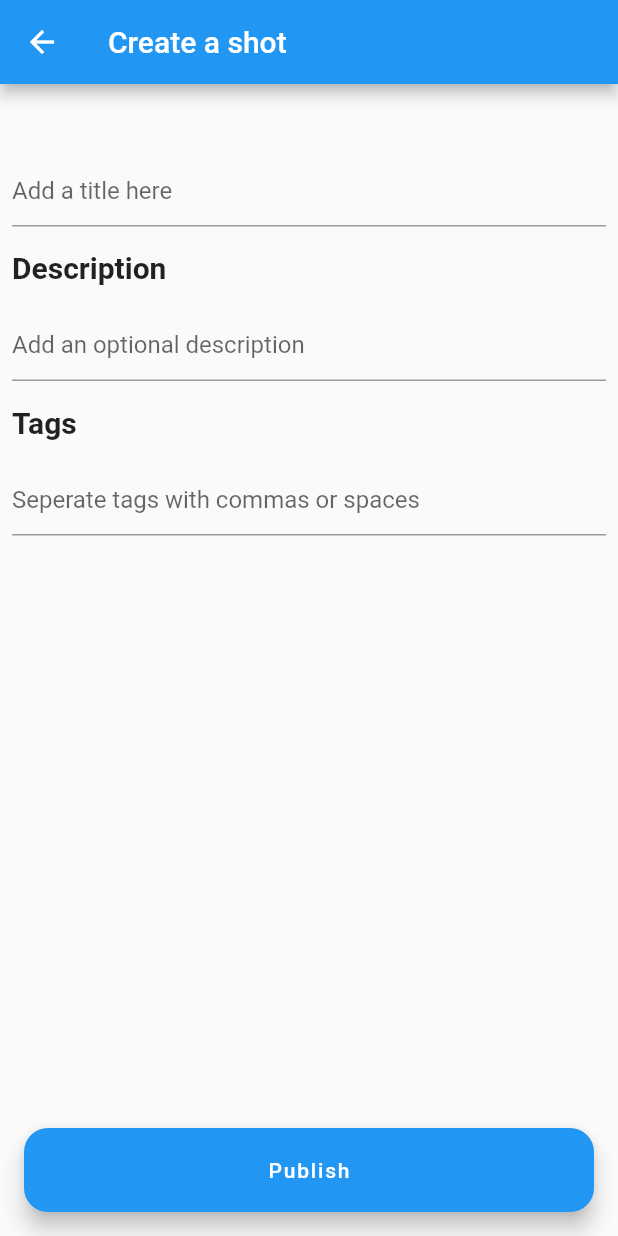
After one commit to ambushwork/Flutter_Dribbble, a Flutter app: the CreateShotPage screen opened by its route, on a phone screen of 412 x 824 dp. The commit adds this screen. Run offline on Flutter 3.47's test engine with Material 2 defaults, Android fonts, the light colour scheme and no system bars; our stand-ins replace flutter_html, shared_preferences, webview_flutter; missing offline and left inert: flutter_web_auth; accounts and stored records are empty.

Commit message:
Add Create shot page

```diff
--- /dev/null
+++ b/lib/create_shot.dart
@@ -0,0 +1,71 @@
+import 'package:flutter/material.dart';
+
+class CreateShotPage extends StatelessWidget {
+  @override
+  Widget build(BuildContext context) {
+    return Scaffold(
+      appBar: AppBar(
+        title: Text("Create a shot"),
+      ),
+      body: new Stack(
+        alignment: AlignmentDirectional.bottomStart,
+        children: <Widget>[
+          new Column(
+            children: <Widget>[
+              MyInputField(
+                inputHint: "Add a title here",
+              ),
+              MyInputField(
+                title: "Description",
+                inputHint: "Add an optional description",
+              ),
+              MyInputField(
+                title: "Tags",
+                inputHint: "Seperate tags with commas or spaces",
+              ),
+            ],
+          ),
+          SizedBox(
+              width: double.infinity,
+              child: Container(
+                padding: EdgeInsets.all(16),
+                child: FloatingActionButton(
+                  onPressed: () {},
+                  child: Text("Publish"),
+                  shape: RoundedRectangleBorder(
+                      borderRadius: BorderRadius.all(Radius.circular(16))),
+                ),
+              )),
+        ],
+      ),
+    );
+  }
+}
+
+class MyInputField extends StatelessWidget {
+  String title;
+  String inputHint;
+
+  MyInputField({this.title, this.inputHint});
+
+  @override
+  Widget build(BuildContext context) {
+    return new Column(
+      crossAxisAlignment: CrossAxisAlignment.start,
+      children: <Widget>[
+        new Container(
+          padding: EdgeInsets.all(8),
+          child: Text(
+            title ?? '',
+            style: TextStyle(fontSize: 20, fontWeight: FontWeight.bold),
+          ),
+        ),
+        new Container(
+            padding: EdgeInsets.all(8),
+            child: TextField(
+              decoration: InputDecoration(hintText: inputHint ?? ''),
+            ))
+      ],
+    );
+  }
+}
--- a/lib/main.dart
+++ b/lib/main.dart
@@ -1,4 +1,5 @@
 import 'package:flutter/material.dart';
+import 'package:flutter_dribbble/create_shot.dart';
 
 import 'home_page.dart';
 
@@ -22,7 +23,11 @@ class MyApp extends StatelessWidget {
         // is not restarted.
         primarySwatch: Colors.blue,
       ),
-      home: HomePage(),
+      routes: {
+        '/': (context) => HomePage(),
+        '/create_shot': (context) => CreateShotPage()
+      },
+      initialRoute: '/',
     );
   }
 }
--- a/lib/shots.dart
+++ b/lib/shots.dart
@@ -22,7 +22,16 @@ class ShotState extends State<ShotPage> {
     if (gridView == null) {
       return Center(child: CircularProgressIndicator());
     }
-    return Center(child: gridView);
+    return Scaffold(
+      body: Center(child: gridView),
+      floatingActionButton: FloatingActionButton(
+        onPressed: () {
+          Navigator.pushNamed(context, '/create_shot');
+        },
+        child: Icon(Icons.add),
+        backgroundColor: Colors.lightBlueAccent,
+      ),
+    );
   }
 
   @override
```
